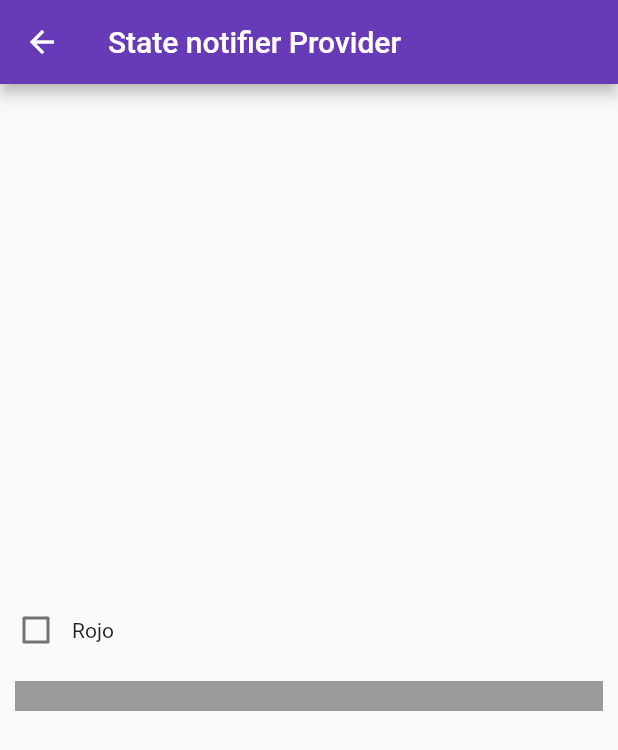
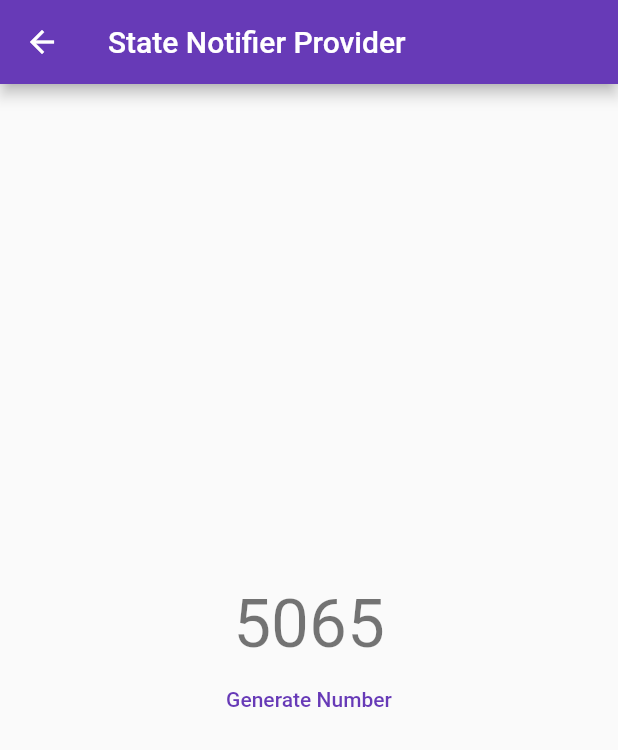
Before and after one commit to ruvima/riverpod_test, a Flutter app: the screen it shows after launch, after a tap on "State Notifier Provider", on a phone screen of 412 x 824 dp. Shown: the top 750 px of the screen. Run offline on Flutter 3.47's test engine with Material 2 defaults, Android fonts, the phone set to English and light mode, and no system bars; our stand-ins replace flutter_riverpod.

```diff
--- a/lib/main.dart
+++ b/lib/main.dart
@@ -2,10 +2,12 @@ import 'package:flutter/material.dart';
 import 'package:flutter_riverpod/flutter_riverpod.dart';
 import 'package:riverpod_test/src/routes/routes.dart';
 import 'package:riverpod_test/src/screens/change_notifier_screen/change_notifier_screen.dart';
+import 'package:riverpod_test/src/screens/future_provider_screen/future_provider_screen.dart';
 import 'package:riverpod_test/src/screens/home_screen.dart';
 import 'package:riverpod_test/src/screens/provider_screen/provider_screen.dart';
 import 'package:riverpod_test/src/screens/state_notifier_screen/state_notifier_screen.dart';
 import 'package:riverpod_test/src/screens/state_provider_screen/state_provider_screen.dart';
+import 'package:riverpod_test/src/screens/stream_provider_screen/stream_provider_screen.dart';
 
 void main() => runApp(const ProviderScope(child: MyApp()));
 
@@ -30,6 +32,8 @@ class MyApp extends StatelessWidget {
         Routes.stateProviderScreen: (_) => const StateProviderScreen(),
         Routes.stateNotifierProviderScreen: (_) =>
             const StateNotifierProviderScreen(),
+        Routes.futureProviderScreen: (_) => const FutureProviderScreen(),
+        Routes.streamProviderScreen: (_) => const StreamProviderScreen(),
       },
     );
   }
--- a/lib/src/routes/routes.dart
+++ b/lib/src/routes/routes.dart
@@ -6,4 +6,6 @@ abstract class Routes {
   static const String stateProviderScreen = 'state_provider_screen';
   static const String stateNotifierProviderScreen =
       'state_notifier_provider_screen';
+  static const String futureProviderScreen = 'future_provider_screen';
+  static const String streamProviderScreen = 'stream_provider_screen';
 }
--- a/lib/src/screens/home_screen.dart
+++ b/lib/src/screens/home_screen.dart
@@ -40,6 +40,18 @@ class HomeScreen extends StatelessWidget {
               },
               child: const Text('State Notifier Provider'),
             ),
+            TextButton(
+              onPressed: () {
+                Navigator.pushNamed(context, Routes.futureProviderScreen);
+              },
+              child: const Text('Future Notifier Provider'),
+            ),
+            TextButton(
+              onPressed: () {
+                Navigator.pushNamed(context, Routes.streamProviderScreen);
+              },
+              child: const Text('Stream Notifier Provider'),
+            ),
           ],
         ),
       ),
--- a/lib/src/screens/state_notifier_screen/state_notifier_screen.dart
+++ b/lib/src/screens/state_notifier_screen/state_notifier_screen.dart
@@ -7,31 +7,24 @@ class StateNotifierProviderScreen extends ConsumerWidget {
 
   @override
   Widget build(BuildContext context, WidgetRef ref) {
-    final colorSetting = ref.watch(colorSettingsProvider);
-
+    final randomNumber = ref.watch(randomNumberProvider);
     return Scaffold(
       appBar: AppBar(
-        title: const Text('State notifier Provider'),
+        title: const Text('State Notifier Provider'),
       ),
       body: Center(
         child: Column(
           mainAxisAlignment: MainAxisAlignment.center,
           children: [
-            Row(
-              children: [
-                Checkbox(
-                  value: colorSetting.useRed,
-                  onChanged: (isChecked) =>
-                      onCheckBoxPressed(isChecked, context, ref),
-                ),
-                Text('Rojo')
-              ],
+            Text(
+              '$randomNumber',
+              style: Theme.of(context).textTheme.headline3,
             ),
-            Container(
-              color: colorSetting.useRed ? Colors.red : Colors.black38,
-              padding: const EdgeInsets.all(10),
-              margin: const EdgeInsets.all(10),
-            ),
+            TextButton(
+                onPressed: () {
+                  ref.read(randomNumberProvider.notifier).generateRandom();
+                },
+                child: const Text('Generate Number'))
           ],
         ),
       ),
@@ -39,15 +32,52 @@ class StateNotifierProviderScreen extends ConsumerWidget {
   }
 }
 
-void onCheckBoxPressed(
-  bool? isChecked,
-  BuildContext context,
-  WidgetRef ref,
-) {
-  var colorSettingsNotifier = ref.read(colorSettingsProvider.notifier);
-  if (isChecked!) {
-    colorSettingsNotifier.setRed();
-  } else {
-    colorSettingsNotifier.unRed();
-  }
-}
+// class StateNotifierProviderScreen extends ConsumerWidget {
+//   const StateNotifierProviderScreen({Key? key}) : super(key: key);
+
+//   @override
+//   Widget build(BuildContext context, WidgetRef ref) {
+//     final colorSetting = ref.watch(colorSettingsProvider);
+
+//     return Scaffold(
+//       appBar: AppBar(
+//         title: const Text('State notifier Provider'),
+//       ),
+//       body: Center(
+//         child: Column(
+//           mainAxisAlignment: MainAxisAlignment.center,
+//           children: [
+//             Row(
+//               children: [
+//                 Checkbox(
+//                   value: colorSetting.useRed,
+//                   onChanged: (isChecked) =>
+//                       onCheckBoxPressed(isChecked, context, ref),
+//                 ),
+//                 Text('Rojo')
+//               ],
+//             ),
+//             Container(
+//               color: colorSetting.useRed ? Colors.red : Colors.black38,
+//               padding: const EdgeInsets.all(10),
+//               margin: const EdgeInsets.all(10),
+//             ),
+//           ],
+//         ),
+//       ),
+//     );
+//   }
+// }
+
+// void onCheckBoxPressed(
+//   bool? isChecked,
+//   BuildContext context,
+//   WidgetRef ref,
+// ) {
+//   var colorSettingsNotifier = ref.read(colorSettingsProvider.notifier);
+//   if (isChecked!) {
+//     colorSettingsNotifier.setRed();
+//   } else {
+//     colorSettingsNotifier.unRed();
+//   }
+// }
--- /dev/null
+++ b/lib/src/screens/stream_provider_screen/provider/stream_provider.dart
@@ -0,0 +1,7 @@
+import 'package:flutter_riverpod/flutter_riverpod.dart';
+
+final streamProvider = StreamProvider.autoDispose<int>((ref) {
+  return Stream.periodic(const Duration(milliseconds: 500), (count) {
+    return count++;
+  }).take(100);
+});
```
Also changed, not shown: lib/src/screens/future_provider_screen/future_provider_screen.dart (added, +27 -0 lines), lib/src/screens/future_provider_screen/provider/future_provider.dart (added, +9 -0 lines), lib/src/screens/state_notifier_screen/provider/state_notifier_provider.dart (+30 -16 lines), lib/src/screens/stream_provider_screen/stream_provider_screen.dart (added, +32 -0 lines).
